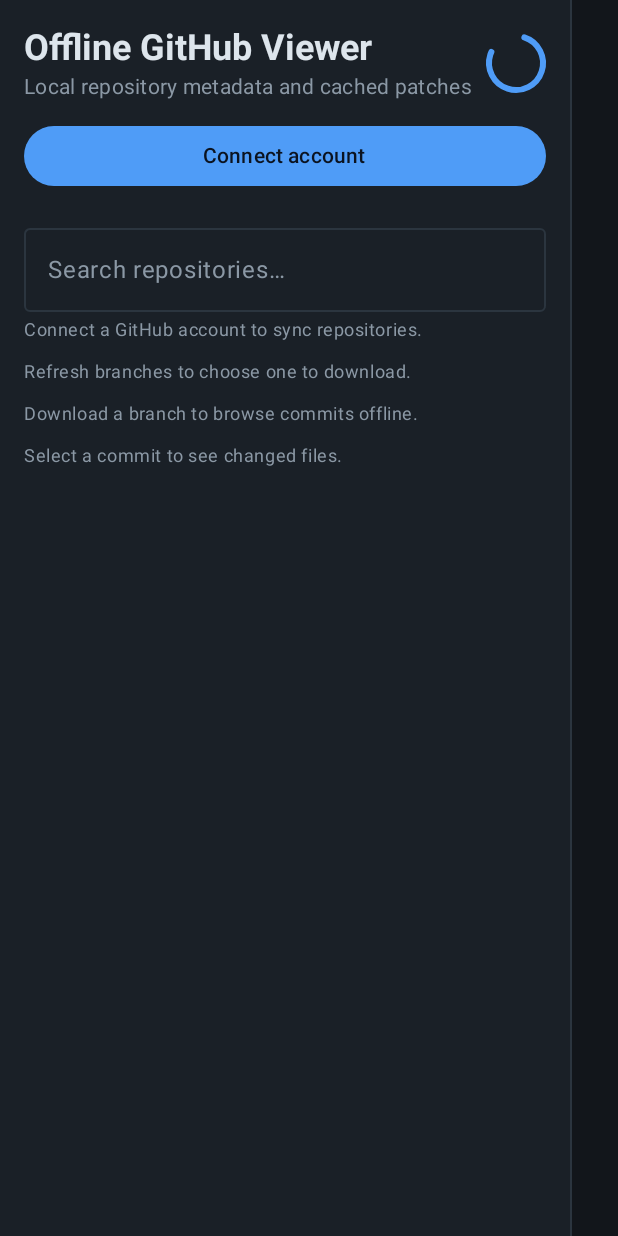
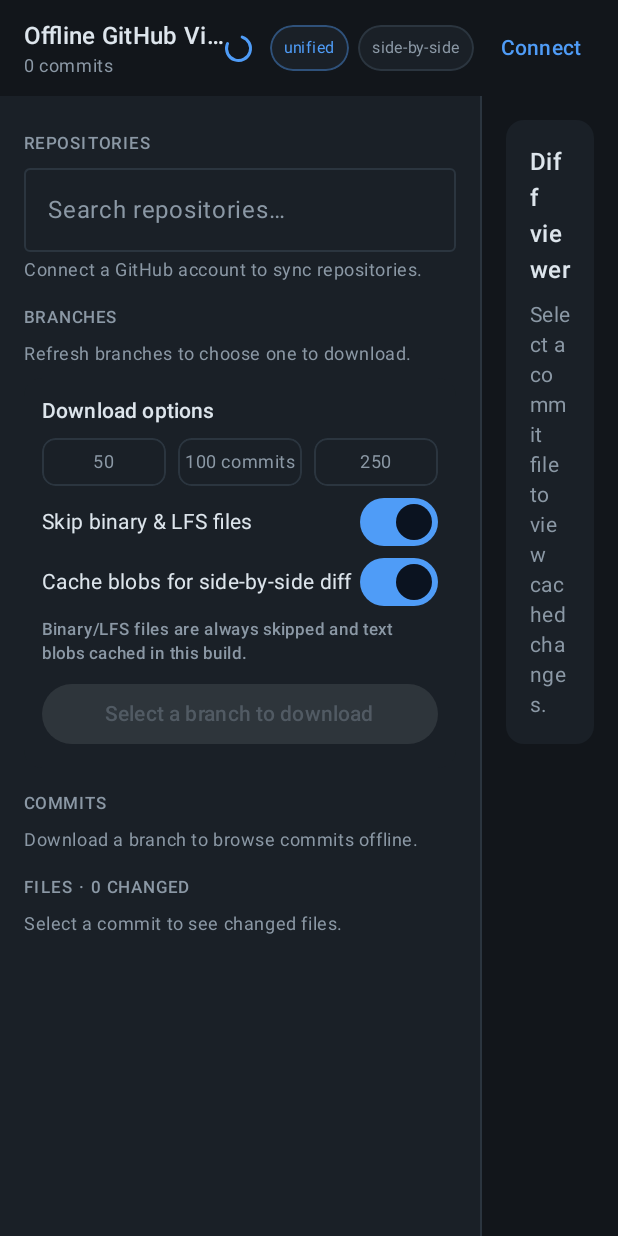
Before and after one commit to computermillerj/offline-git, an Android app built with Jetpack Compose: the composable WideOfflineGitScreen shown on its own in the app's theme, on a phone screen of 412 x 824 dp. Run offline under Robolectric (Android 15) with nearby library versions, the phone set to English and light mode, and no system bars; 3 statements that could not run were skipped.

Commit message:
Slim the two-pane layout and move sync to the app bar
Wrap the wide layout in a Scaffold with a top bar carrying the repo ·
branch title, clickable unified/side-by-side mode chips, offline chip,
and the connect/account button. The left pane drops the sync card and big
header, keeping section-labeled repo/branch/commit/file navigation;
refresh and download move into the section labels and options card.

```diff
--- a/app-android/src/main/java/dev/jem/offlinegit/presentation/OfflineGitScreen.kt
+++ b/app-android/src/main/java/dev/jem/offlinegit/presentation/OfflineGitScreen.kt
@@ -39,6 +39,7 @@ import androidx.compose.material3.Scaffold
 import androidx.compose.material3.Surface
 import androidx.compose.material3.Switch
 import androidx.compose.material3.Text
+import androidx.compose.material3.TextButton
 import androidx.compose.material3.TopAppBar
 import androidx.compose.material3.TopAppBarDefaults
 import androidx.compose.material3.rememberModalBottomSheetState
@@ -61,6 +62,7 @@ import androidx.compose.ui.text.input.PasswordVisualTransformation
 import androidx.compose.ui.text.style.TextOverflow
 import androidx.compose.ui.tooling.preview.Preview
 import androidx.compose.ui.unit.dp
+import androidx.compose.ui.unit.sp
 import androidx.lifecycle.ViewModelProvider
 import androidx.lifecycle.compose.collectAsStateWithLifecycle
 import androidx.lifecycle.viewmodel.compose.viewModel
@@ -364,25 +366,33 @@ private fun DiffSource.sourceLabel(): String = when (this) {
     DiffSource.LOCAL_BLOB -> "source: local blob diff"
 }
 
+@OptIn(ExperimentalMaterial3Api::class)
 @Composable
 private fun WideOfflineGitScreen(
     state: OfflineGitState,
     onAction: (OfflineGitAction) -> Unit,
     onConnectClick: () -> Unit,
 ) {
-    Row(modifier = Modifier.fillMaxSize()) {
+    Scaffold(
+        topBar = { WideTopBar(state = state, onAction = onAction, onConnectClick = onConnectClick) },
+        containerColor = MaterialTheme.colorScheme.background,
+    ) { contentPadding ->
+        Row(
+            modifier = Modifier
+                .fillMaxSize()
+                .padding(contentPadding),
+        ) {
             LazyColumn(
                 modifier = Modifier
-                .width(380.dp)
+                    .width(320.dp)
                     .fillMaxHeight()
                     .background(MaterialTheme.colorScheme.surface),
                 contentPadding = PaddingValues(16.dp),
-            verticalArrangement = Arrangement.spacedBy(12.dp),
-        ) {
-            navigationItems(
+                verticalArrangement = Arrangement.spacedBy(8.dp),
+            ) {
+                leftPaneItems(
                     state = state,
                     onAction = onAction,
-                onConnectClick = onConnectClick,
                 )
             }
             Box(
@@ -400,57 +410,96 @@ private fun WideOfflineGitScreen(
             )
         }
     }
-
-private fun LazyListScope.navigationItems(
+}
+
+@OptIn(ExperimentalMaterial3Api::class)
+@Composable
+private fun WideTopBar(
     state: OfflineGitState,
     onAction: (OfflineGitAction) -> Unit,
     onConnectClick: () -> Unit,
 ) {
-    item {
-        Header(
+    val title = listOfNotNull(
+        state.selectedRepository()?.name,
+        state.selectedBranchName,
+    ).joinToString(" · ").ifBlank { "Offline GitHub Viewer" }
+    OfflineGitTopBar(
+        title = title,
+        subtitle = state.commitsSubtitle(),
         isLoading = state.isLoading,
+        actions = {
+            DiffViewerMode.entries.forEach { mode ->
+                StatusChip(
+                    text = mode.label(),
+                    style = if (state.viewerMode == mode) ChipStyle.ACCENT else ChipStyle.NEUTRAL,
+                    modifier = Modifier
+                        .padding(end = 6.dp)
+                        .clickable { onAction(OfflineGitAction.OnViewerModeClick(mode)) },
+                )
+            }
+            state.offlineChip()()
+            TextButton(onClick = onConnectClick) {
+                Text(text = if (state.hasToken) "Account" else "Connect")
+            }
+        },
+    )
+}
+
+private fun LazyListScope.leftPaneItems(
+    state: OfflineGitState,
+    onAction: (OfflineGitAction) -> Unit,
+) {
+    statusStripItem(
         error = state.error,
         syncStatus = state.syncStatus,
         onRetryClick = { onAction(OfflineGitAction.OnRetryClick) },
     )
-    }
     item {
-        Button(
-            modifier = Modifier.fillMaxWidth(),
-            onClick = onConnectClick,
-        ) {
-            Text(text = if (state.hasToken) "Account" else "Connect account")
-        }
-    }
-    item {
-        SyncControls(
-            state = state,
-            onAction = onAction,
-        )
-    }
-    item {
-        RepositorySection(
-            state = state,
-            onAction = onAction,
-        )
-    }
-    item {
-        BranchSection(
-            state = state,
-            onAction = onAction,
-        )
-    }
-    item {
-        CommitSection(
-            state = state,
-            onAction = onAction,
-        )
-    }
-    item {
-        ChangedFilesSection(
-            state = state,
-            onAction = onAction,
-        )
+        SectionLabel(
+            text = "Repositories",
+            action = if (state.hasToken) {
+                {
+                    TextButton(
+                        onClick = { onAction(OfflineGitAction.OnFetchRepositoriesClick) },
+                        enabled = !state.isLoading,
+                    ) {
+                        Text(text = "Refresh")
+                    }
+                }
+            } else {
+                null
+            },
+        )
+    }
+    item { RepositorySection(state = state, onAction = onAction) }
+    item { SectionLabel(text = "Branches") }
+    item { BranchSection(state = state, onAction = onAction) }
+    item { DownloadOptionsCard(state = state, onAction = onAction) }
+    item { SectionLabel(text = "Commits") }
+    item { CommitSection(state = state, onAction = onAction) }
+    item { SectionLabel(text = "Files · ${state.files.size} changed") }
+    item { ChangedFilesSection(state = state, onAction = onAction) }
+}
+
+@Composable
+private fun SectionLabel(
+    text: String,
+    action: (@Composable () -> Unit)? = null,
+) {
+    Row(
+        modifier = Modifier
+            .fillMaxWidth()
+            .padding(top = 8.dp),
+        horizontalArrangement = Arrangement.SpaceBetween,
+        verticalAlignment = Alignment.CenterVertically,
+    ) {
+        Text(
+            text = text.uppercase(),
+            style = MaterialTheme.typography.labelSmall,
+            color = MaterialTheme.colorScheme.onSurfaceVariant,
+            letterSpacing = 1.sp,
+        )
+        action?.invoke()
     }
 }
 
@@ -506,51 +555,6 @@ private fun DiffViewerPane(
                 diff = diff,
                 viewerMode = state.viewerMode,
             )
-        }
-    }
-}
-
-@Composable
-private fun Header(
-    isLoading: Boolean,
-    error: String?,
-    syncStatus: String?,
-    onRetryClick: () -> Unit,
-) {
-    Row(
-        modifier = Modifier.fillMaxWidth(),
-        horizontalArrangement = Arrangement.SpaceBetween,
-        verticalAlignment = Alignment.CenterVertically,
-    ) {
-        Column(modifier = Modifier.weight(1f)) {
-            Text(
-                text = "Offline GitHub Viewer",
-                style = MaterialTheme.typography.headlineSmall,
-                fontWeight = FontWeight.Bold,
-            )
-            Text(
-                text = "Local repository metadata and cached patches",
-                style = MaterialTheme.typography.bodyMedium,
-                color = MaterialTheme.colorScheme.onSurfaceVariant,
-            )
-            if (syncStatus != null) {
-                Spacer(modifier = Modifier.height(8.dp))
-                Text(
-                    text = syncStatus,
-                    style = MaterialTheme.typography.bodyMedium,
-                    color = MaterialTheme.colorScheme.primary,
-                )
-            }
-            if (error != null) {
-                Spacer(modifier = Modifier.height(8.dp))
-                ErrorBanner(
-                    message = error,
-                    onRetryClick = onRetryClick,
-                )
-            }
-        }
-        if (isLoading) {
-            CircularProgressIndicator()
         }
     }
 }
```
Lines whose indentation alone changed are shown as unchanged.
